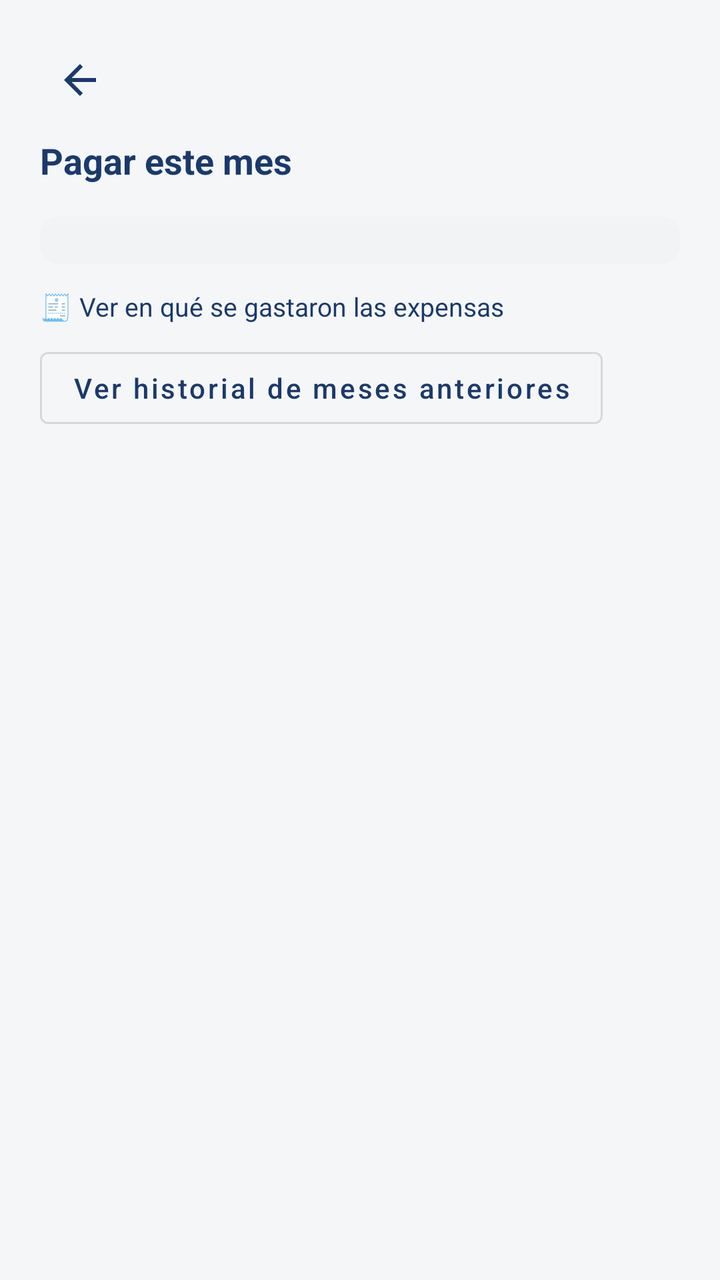
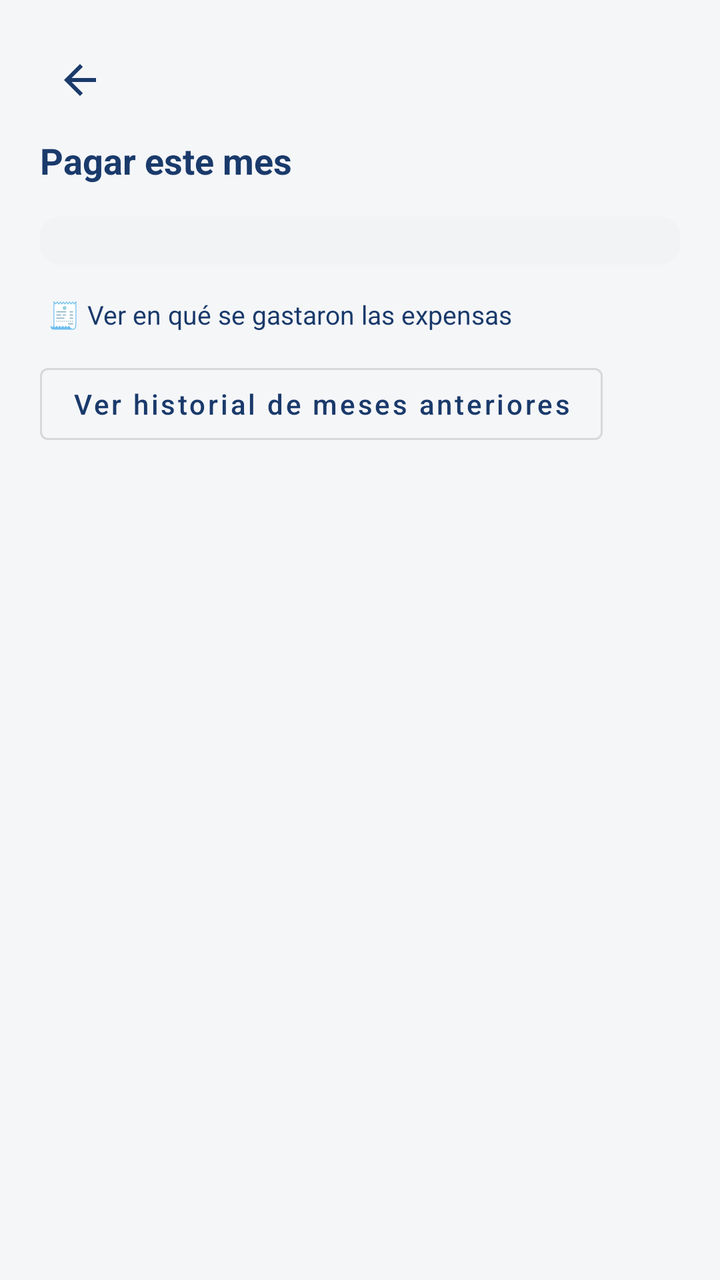

Two renders of the same Android screen: before a commit and after it. Below are the layout's source before the change and the commit's diff.
<!-- AndroidManifest.xml: application theme Theme.ConsorcioTransparente -->
<!-- res/layout/activity_pagar.xml -->
<?xml version="1.0" encoding="utf-8"?>
<ScrollView xmlns:android="http://schemas.android.com/apk/res/android"
    android:layout_width="match_parent"
    android:layout_height="match_parent"
    android:background="@color/background"
    android:fillViewport="true">

    <LinearLayout
        android:layout_width="match_parent"
        android:layout_height="wrap_content"
        android:orientation="vertical"
        android:padding="20dp">

        <ImageButton
            android:id="@+id/buttonBack"
            android:layout_width="40dp"
            android:layout_height="40dp"
            android:layout_gravity="start"
            android:layout_marginBottom="8dp"
            android:background="?attr/selectableItemBackgroundBorderless"
            android:contentDescription="@string/back"
            android:src="@drawable/ic_back"
            android:tint="@color/navy" />

        <TextView
            android:layout_width="wrap_content"
            android:layout_height="wrap_content"
            android:text="@string/pagar_title"
            android:textColor="@color/navy"
            android:textSize="18sp"
            android:textStyle="bold" />

        <LinearLayout
            android:id="@+id/breakdownContainer"
            android:layout_width="match_parent"
            android:layout_height="wrap_content"
            android:layout_marginTop="16dp"
            android:background="@drawable/bg_metric_card"
            android:orientation="vertical"
            android:padding="12dp" />

        <TextView
            android:id="@+id/textVerRendicion"
            android:layout_width="wrap_content"
            android:layout_height="wrap_content"
            android:layout_marginTop="12dp"
            android:clickable="true"
            android:focusable="true"
            android:text="@string/pagar_ver_rendicion"
            android:textColor="@color/navy"
            android:textSize="13sp" />

        
        <Button
            android:id="@+id/buttonHistory"
            android:layout_width="wrap_content"
            android:layout_height="wrap_content"
            android:layout_marginTop="8dp"
            android:text="@string/pagar_history"
            android:textAllCaps="false"
            style="@style/Widget.MaterialComponents.Button.OutlinedButton" />

        <TextView
            android:id="@+id/textNoAmount"
            android:layout_width="match_parent"
            android:layout_height="wrap_content"
            android:layout_marginTop="16dp"
            android:background="@drawable/bg_card"
            android:padding="14dp"
            android:text="@string/pagar_no_amount"
            android:textColor="?attr/colorTextSecondary"
            android:textSize="12sp"
            android:visibility="gone" />

        <LinearLayout
            android:id="@+id/sectionPending"
            android:layout_width="match_parent"
            android:layout_height="wrap_content"
            android:layout_marginTop="16dp"
            android:orientation="vertical"
            android:visibility="gone">

            <TextView
                android:id="@+id/textRejected"
                android:layout_width="match_parent"
                android:layout_height="wrap_content"
                android:layout_marginBottom="8dp"
                android:textColor="@color/tag_red_fg"
                android:textSize="12sp"
                android:visibility="gone" />

            <LinearLayout
                android:layout_width="match_parent"
                android:layout_height="wrap_content"
                android:background="@drawable/bg_card"
                android:orientation="vertical"
                android:padding="14dp">

                <LinearLayout
                    android:layout_width="match_parent"
                    android:layout_height="wrap_content"
                    android:orientation="horizontal"
                    android:gravity="center_vertical">

                    <TextView
                        android:id="@+id/textCbu"
                        android:layout_width="0dp"
                        android:layout_height="wrap_content"
                        android:layout_weight="1"
                        android:textColor="@color/text_primary"
                        android:textSize="13sp" />

                    <Button
                        android:id="@+id/buttonCopyCbu"
                        android:layout_width="wrap_content"
                        android:layout_height="wrap_content"
                        android:text="@string/pagar_copy_cbu"
                        android:textAllCaps="false"
                        style="?android:attr/buttonStyleSmall" />
                </LinearLayout>

                <LinearLayout
                    android:layout_width="match_parent"
                    android:layout_height="wrap_content"
                    android:layout_marginTop="4dp"
                    android:orientation="horizontal"
                    android:gravity="center_vertical">

                    <TextView
                        android:id="@+id/textAlias"
                        android:layout_width="0dp"
                        android:layout_height="wrap_content"
                        android:layout_weight="1"
                        android:textColor="@color/text_primary"
                        android:textSize="13sp" />

                    <Button
                        android:id="@+id/buttonCopyAlias"
                        android:layout_width="wrap_content"
                        android:layout_height="wrap_content"
                        android:text="@string/pagar_copy_alias"
                        android:textAllCaps="false"
                        style="?android:attr/buttonStyleSmall" />
                </LinearLayout>
            </LinearLayout>

            <Button
                android:id="@+id/buttonAttachReceipt"
                android:layout_width="match_parent"
                android:layout_height="wrap_content"
                android:layout_marginTop="12dp"
                android:backgroundTint="@color/navy"
                android:paddingVertical="12dp"
                android:text="@string/pagar_attach_receipt"
                android:textAllCaps="false" />
        </LinearLayout>

        <TextView
            android:id="@+id/textReviewing"
            android:layout_width="match_parent"
            android:layout_height="wrap_content"
            android:layout_marginTop="16dp"
            android:background="@drawable/bg_tag_pill"
            android:backgroundTint="@color/tag_yellow_bg"
            android:padding="14dp"
            android:textColor="@color/tag_yellow_fg"
            android:textSize="12sp"
            android:visibility="gone" />

        
        <Button
            android:id="@+id/buttonPayMercadoPago"
            android:layout_width="match_parent"
            android:layout_height="wrap_content"
            android:layout_marginTop="12dp"
            android:backgroundTint="@color/navy"
            android:paddingVertical="12dp"
            android:text="@string/pagar_mercado_pago"
            android:textAllCaps="false"
            android:visibility="gone" />

        <LinearLayout
            android:id="@+id/sectionPaid"
            android:layout_width="match_parent"
            android:layout_height="wrap_content"
            android:layout_marginTop="16dp"
            android:orientation="vertical"
            android:visibility="gone">

            <TextView
                android:id="@+id/textPaid"
                android:layout_width="match_parent"
                android:layout_height="wrap_content"
                android:background="@drawable/bg_tag_pill"
                android:backgroundTint="@color/tag_green_bg"
                android:padding="14dp"
                android:textColor="@color/tag_green_fg"
                android:textSize="12sp" />
        </LinearLayout>

        <ProgressBar
            android:id="@+id/progressBar"
            android:layout_width="wrap_content"
            android:layout_height="wrap_content"
            android:layout_gravity="center"
            android:layout_marginTop="16dp"
            android:visibility="gone" />

        <TextView
            android:id="@+id/textError"
            android:layout_width="match_parent"
            android:layout_height="wrap_content"
            android:layout_marginTop="8dp"
            android:textColor="@color/tag_red_fg"
            android:textSize="12sp"
            android:visibility="gone" />

    </LinearLayout>
</ScrollView>
<!-- resources referenced by this layout -->
<resources>
  <color name="background">#F5F6F8</color>
  <color name="navy">#1A3A6B</color>
  <color name="tag_green_bg">#D1FAE5</color>
  <color name="tag_green_fg">#065F46</color>
  <color name="tag_red_fg">#991B1B</color>
  <color name="tag_yellow_bg">#FEF9C3</color>
  <color name="tag_yellow_fg">#854D0E</color>
  <color name="text_primary">#111827</color>
  <!-- drawable bg_card (drawable) -->
  <?xml version="1.0" encoding="utf-8"?>
  <shape xmlns:android="http://schemas.android.com/apk/res/android">
      <solid android:color="@color/surface" />
      <corners android:radius="12dp" />
      <stroke android:width="0.5dp" android:color="@color/border" />
  </shape>
  <!-- drawable bg_metric_card (drawable) -->
  <?xml version="1.0" encoding="utf-8"?>
  <shape xmlns:android="http://schemas.android.com/apk/res/android">
      <solid android:color="@color/surface_secondary" />
      <corners android:radius="10dp" />
  </shape>
  <!-- drawable bg_tag_pill (drawable) -->
  <?xml version="1.0" encoding="utf-8"?>
  <shape xmlns:android="http://schemas.android.com/apk/res/android">
      <solid android:color="@color/tag_green_bg" />
      <corners android:radius="20dp" />
  </shape>
  <!-- drawable ic_back (drawable) -->
  <?xml version="1.0" encoding="utf-8"?>
  <vector xmlns:android="http://schemas.android.com/apk/res/android"
      android:width="24dp"
      android:height="24dp"
      android:viewportWidth="24"
      android:viewportHeight="24">
      <path
          android:fillColor="#FF000000"
          android:pathData="M20,11H7.83l5.59,-5.59L12,4l-8,8 8,8 1.41,-1.41L7.83,13H20v-2z" />
  </vector>
  <string name="back">Volver</string>
  <string name="pagar_attach_receipt">Adjuntar comprobante de transferencia</string>
  <string name="pagar_copy_alias">Copiar alias</string>
  <string name="pagar_copy_cbu">Copiar CBU</string>
  <string name="pagar_history">Ver historial de meses anteriores</string>
  <string name="pagar_mercado_pago">Pagar con Mercado Pago</string>
  <string name="pagar_no_amount">Todavía no tenés un monto asignado. Consultá a tu Administrador.</string>
  <string name="pagar_title">Pagar este mes</string>
  <string name="pagar_ver_rendicion">🧾 Ver en qué se gastaron las expensas</string>
  <style name="Theme.ConsorcioTransparente" parent="Theme.MaterialComponents.Light.NoActionBar">
          <item name="colorPrimary">@color/navy</item>
          <item name="colorPrimaryDark">@color/navy_dark</item>
          <item name="colorAccent">@color/blue_accent</item>
          <item name="android:windowBackground">@color/background</item>
          <item name="android:statusBarColor" tools:targetApi="l">@color/navy</item>
          <item name="colorTextSecondary">@color/text_secondary</item>
      </style>
  <color name="surface">#FFFFFF</color>
  <color name="border">#E5E7EB</color>
  <color name="surface_secondary">#F1F3F5</color>
  <color name="navy_dark">#0F2647</color>
  <color name="blue_accent">#3B82F6</color>
  <color name="text_secondary">#6B7280</color>
</resources>

<!-- the commit's change to res/layout/activity_pagar.xml (unified diff, before → after) -->
@@ -44,6 +44,8 @@
             android:layout_width="wrap_content"
             android:layout_height="wrap_content"
             android:layout_marginTop="12dp"
+            android:background="?attr/selectableItemBackground"
+            android:padding="4dp"
             android:clickable="true"
             android:focusable="true"
             android:text="@string/pagar_ver_rendicion"
<!-- resource entries referenced after the edit -->
@@ -10,11 +10,22 @@
   <color name="text_primary">#111827</color>
   <!-- drawable bg_card (drawable) -->
   <?xml version="1.0" encoding="utf-8"?>
-  <shape xmlns:android="http://schemas.android.com/apk/res/android">
-      <solid android:color="@color/surface" />
-      <corners android:radius="12dp" />
-      <stroke android:width="0.5dp" android:color="@color/border" />
-  </shape>
+  <ripple xmlns:android="http://schemas.android.com/apk/res/android"
+      android:color="@color/ripple_overlay">
+      <item android:id="@android:id/mask">
+          <shape android:shape="rectangle">
+              <solid android:color="@android:color/white" />
+              <corners android:radius="12dp" />
+          </shape>
+      </item>
+      <item>
+          <shape>
+              <solid android:color="@color/surface" />
+              <corners android:radius="12dp" />
+              <stroke android:width="0.5dp" android:color="@color/border" />
+          </shape>
+      </item>
+  </ripple>
   <!-- drawable bg_metric_card (drawable) -->
   <?xml version="1.0" encoding="utf-8"?>
   <shape xmlns:android="http://schemas.android.com/apk/res/android">
@@ -55,6 +66,7 @@
           <item name="android:statusBarColor" tools:targetApi="l">@color/navy</item>
           <item name="colorTextSecondary">@color/text_secondary</item>
       </style>
+  <color name="ripple_overlay">#291A3A6B</color>
   <color name="surface">#FFFFFF</color>
   <color name="border">#E5E7EB</color>
   <color name="surface_secondary">#F1F3F5</color>
